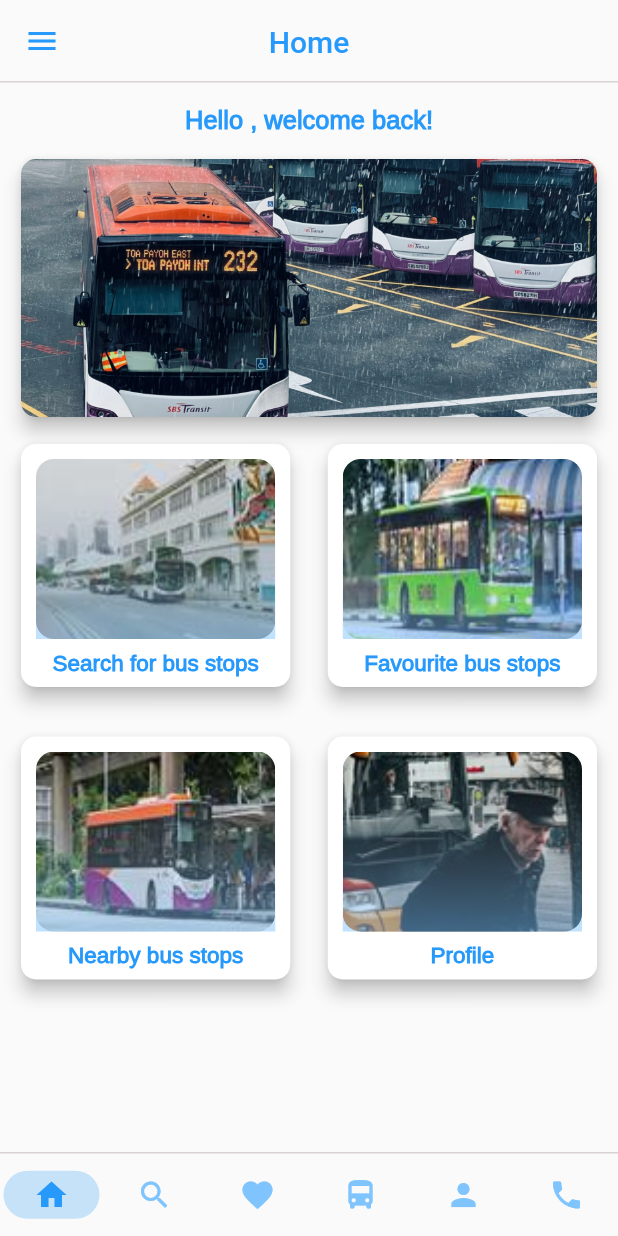
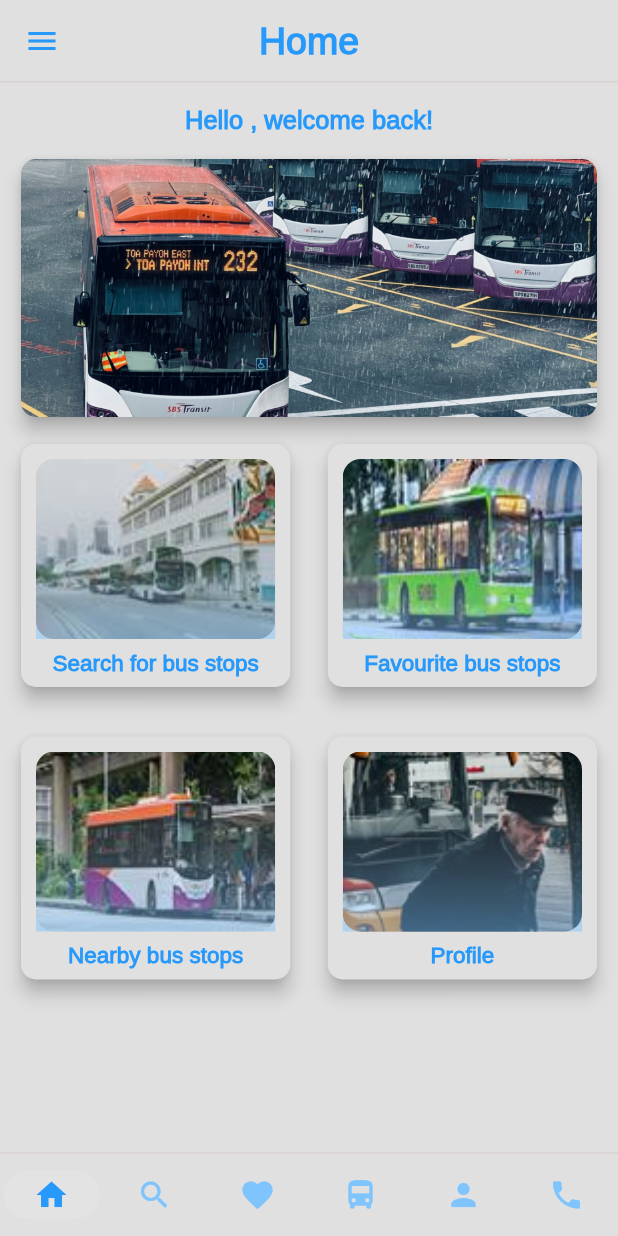
Before and after one commit to redanjir/khaliq_bus, a Flutter app: the HomePage screen opened by its route, in the side drawer, after a tap on "Profile", on a phone screen of 412 x 824 dp. Run offline on Flutter 3.47's test engine with Material 2 defaults, Android fonts, the phone set to English and light mode, and no system bars; our stand-ins replace firebase_auth, firebase_core, fluttertoast, get, shared_preferences; accounts and stored records are empty; generated files the repository leaves out were written again.

Commit message:
Dark & Light theme functionality done...Need to add the custom colors for each.

```diff
--- a/lib/components/BlueButton.dart
+++ b/lib/components/BlueButton.dart
@@ -12,9 +12,9 @@ class BlueButton extends StatelessWidget {
       width: 350,
       decoration: const BoxDecoration(
         borderRadius: BorderRadius.all(Radius.circular(5)),
-        color: darkblue
+        color: Styles.darkblue
       ),
-      child:  Center(child: Text(text, style: ButtonTextStyle,)),
+      child:  Center(child: Text(text, style: Styles.ButtonTextStyle,)),
     );
   }
 }
--- a/lib/components/BlueDrawer.dart
+++ b/lib/components/BlueDrawer.dart
@@ -31,7 +31,7 @@ class _BlueDrawerState extends State<BlueDrawer> {
   @override
   Widget build(BuildContext context) {
     return Drawer(
-       backgroundColor: darkblue,
+       backgroundColor: Styles.darkblue,
        child: ListView(
         padding: EdgeInsets.zero,
         children: [
@@ -39,20 +39,20 @@ class _BlueDrawerState extends State<BlueDrawer> {
              height: 150,
              child: DrawerHeader(
               decoration: const BoxDecoration(
-                color: blue,
+                color: Styles.blue,
               ),
               child: Row(
                 children: [
-                  const Icon(Icons.account_circle, size: 60, color: darkblue,),
+                  const Icon(Icons.account_circle, size: 60, color: Styles.darkblue,),
                   const SizedBox(width: 20,),
-                  Text(displayName ?? "Guest", style: DrawerHeaderTextStyle,),
+                  Text(displayName ?? "Guest", style: Styles.DrawerHeaderTextStyle,),
                 ],
               )
             ),
            ),
           ListTile(
-            leading: const Icon(Icons.home, color: white,),
-            title: const Text('Home', style: ButtonTextStyle,),
+            leading: const Icon(Icons.home, color: Styles.white,),
+            title: const Text('Home', style: Styles.ButtonTextStyle,),
             onTap: () {
               navController.selectedIndex.value = 0;
               Get.toNamed("/home");
@@ -83,8 +83,8 @@ class _BlueDrawerState extends State<BlueDrawer> {
           //   },
           // ),
           ListTile(
-            leading: const Icon(Icons.person, color: white,),
-            title: const Text('Profile', style: ButtonTextStyle,),
+            leading: const Icon(Icons.person, color: Styles.white,),
+            title: const Text('Profile', style: Styles.ButtonTextStyle,),
             onTap: () {
               navController.selectedIndex.value = 4;
               Get.toNamed("/profile");
@@ -99,15 +99,15 @@ class _BlueDrawerState extends State<BlueDrawer> {
           //   },
           // ),
           ListTile(
-            leading: const Icon(Icons.dark_mode, color: white,),
-            title: const Text('Dark mode', style: ButtonTextStyle,),
+            leading: const Icon(Icons.dark_mode, color: Styles.white,),
+            title: const Text('Dark mode', style: Styles.ButtonTextStyle,),
             onTap: () async{
              themeController.toggleTheme();
             },
           ),
           ListTile(
-            leading: const Icon(Icons.logout, color: white,),
-            title: const Text('Logout', style: ButtonTextStyle,),
+            leading: const Icon(Icons.logout, color: Styles.white,),
+            title: const Text('Logout', style: Styles.ButtonTextStyle,),
             onTap: () {
               navController.selectedIndex.value = 0;
               FirebaseAuthService().signOut();
--- a/lib/components/CustomAppBar.dart
+++ b/lib/components/CustomAppBar.dart
@@ -21,15 +21,15 @@ class CustomAppBar extends StatelessWidget implements PreferredSizeWidget{
   Widget build(BuildContext context) {
     return AppBar(
       shape: const Border(
-        bottom: BorderSide(color: gray),
+        bottom: BorderSide(color: Styles.gray),
       ),
       centerTitle: true,
-      title:  Obx(()=> Text(title, style: TextStyle(color: themeController.isDarkMode ? black : darkblue),)),
+      title: Text(title, style: Styles.AppBarTextStyle,),
       automaticallyImplyLeading: false,
       leading: Builder(
         builder: (context) {
           return IconButton(
-            icon: const Icon(Icons.menu, color: darkblue,),
+            icon: const Icon(Icons.menu, color: Styles.darkblue,),
             onPressed: () {
               Scaffold.of(context).openDrawer();
             },
--- a/lib/components/GridCard.dart
+++ b/lib/components/GridCard.dart
@@ -24,7 +24,7 @@ class GridCard extends StatelessWidget {
   Widget build(BuildContext context) {
     return InkWell(
       child: Card(
-        color: Colors.lightBlueAccent[50],
+        color: Theme.of(context).colorScheme.primary,
         elevation: 5,
         shape: RoundedRectangleBorder(
           borderRadius: BorderRadius.circular(10),
@@ -61,7 +61,7 @@ class GridCard extends StatelessWidget {
                         end: FractionalOffset.bottomCenter,
                         colors: [
                           Colors.grey.withOpacity(0.0),
-                          blue.withOpacity(0.5)
+                          Styles.blue.withOpacity(0.5)
                         ],
                     )),
                   ),
@@ -69,7 +69,7 @@ class GridCard extends StatelessWidget {
               ),
             ),
             //Title here
-            Text(title, style: labelTextStyle,),
+            Text(title, style: Styles.labelTextStyle,),
           ],
         ),
       ),
--- a/lib/components/NavigationBar.dart
+++ b/lib/components/NavigationBar.dart
@@ -16,7 +16,7 @@ class AppNavigationBar extends StatelessWidget {
     return Obx(
       ()=> Container(
         decoration: const BoxDecoration(
-          border: Border(top: BorderSide(color: gray))
+          border: Border(top: BorderSide(color: Styles.gray))
         ),
         child: NavigationBar(
           //Hiding the label for better UX
@@ -34,22 +34,22 @@ class AppNavigationBar extends StatelessWidget {
           destinations:  [
             NavigationDestination(
               icon: Icon(Icons.home,
-              color: navController.selectedIndex.value == 0 ? darkblue : blue ,), label: 'Home'),
+              color: navController.selectedIndex.value == 0 ? Styles.darkblue : Styles.blue ,), label: 'Home'),
             NavigationDestination(
               icon: Icon(Icons.search,
-              color: navController.selectedIndex.value == 1 ? darkblue : blue ,), label: 'Search'),
+              color: navController.selectedIndex.value == 1 ? Styles.darkblue : Styles.blue ,), label: 'Search'),
             NavigationDestination(
              icon: Icon(Icons.favorite,
-             color: navController.selectedIndex.value == 2 ? darkblue : blue ,), label: 'Favourites'),
+             color: navController.selectedIndex.value == 2 ? Styles.darkblue : Styles.blue ,), label: 'Favourites'),
             NavigationDestination(
              icon: Icon(Icons.directions_bus,
-             color: navController.selectedIndex.value == 3 ? darkblue : blue ,), label: 'Nearby'),
+             color: navController.selectedIndex.value == 3 ? Styles.darkblue : Styles.blue ,), label: 'Nearby'),
             NavigationDestination(
              icon: Icon(Icons.person,
-             color: navController.selectedIndex.value == 4 ? darkblue : blue ,), label: 'Profile'),
+             color: navController.selectedIndex.value == 4 ? Styles.darkblue : Styles.blue ,), label: 'Profile'),
             NavigationDestination(
              icon: Icon(Icons.phone,
-             color: navController.selectedIndex.value == 5 ? darkblue : blue ,), label: 'About Us'),
+             color: navController.selectedIndex.value == 5 ? Styles.darkblue : Styles.blue ,), label: 'About Us'),
           ],
         ),
       ),
--- a/lib/controllers/ThemeController.dart
+++ b/lib/controllers/ThemeController.dart
@@ -1,4 +1,5 @@
 import 'package:get/get.dart';
+import 'package:khaliq_bus/theme.dart';
 import 'package:shared_preferences/shared_preferences.dart';
 
 class ThemeController extends GetxController {
@@ -24,6 +25,9 @@ class ThemeController extends GetxController {
   //Toggle the state of isDarkMode
   void toggleTheme() async {
     _isDarkMode.value = !_isDarkMode.value;
+    Get.changeTheme(_isDarkMode.value ? darkMode : lightMode);
+
+    //Save the isDark to shared preferences
     final SharedPreferences prefs = await SharedPreferences.getInstance();
     await prefs.setBool('isDark', _isDarkMode.value);
   }
--- a/lib/screens/HomePage.dart
+++ b/lib/screens/HomePage.dart
@@ -70,7 +70,7 @@ class _HomePageState extends State<HomePage> {
             const SizedBox(height: 15),
 
             //Welcome
-            Text('Hello ${displayName ?? 'Guest'}, welcome back!', style: TitleTextStyle,),
+            Text('Hello ${displayName ?? 'Guest'}, welcome back!', style: Styles.TitleTextStyle,),
 
             //Divider
             const SizedBox(height: 12),
--- a/lib/screens/WelcomePage.dart
+++ b/lib/screens/WelcomePage.dart
@@ -18,14 +18,14 @@ class WelcomePage extends StatelessWidget {
               height: MediaQuery.of(context).size.height/2,
               width: MediaQuery.of(context).size.width,
               decoration: const BoxDecoration(
-                color: lightblue
+                color: Styles.lightblue
               ),
               child: const Column(
                 children: [
                   SizedBox(height: 100,),
-                  Text('Khaliq Bus', style: AppLogoTextStyle,),
+                  Text('Khaliq Bus', style: Styles.AppLogoTextStyle,),
                   SizedBox(height: 10,),
-                  Text('Ease your mind and travels with Khaliq Bus!', style: BodyTextStyle,),
+                  Text('Ease your mind and travels with Khaliq Bus!', style: Styles.BodyTextStyle,),
                 ],
               ),
             ),
--- a/lib/style.dart
+++ b/lib/style.dart
@@ -1,86 +1,81 @@
 import 'package:flutter/material.dart';
-import 'package:get/get.dart';
-import 'package:khaliq_bus/controllers/ThemeController.dart';
 
+class Styles {
+  //Font sizes
+  static const LargeTextSize = 45.0;
+  static const MediumTextSize = 25.0;
+  static const SmallTextSize = 15.0;
+  static const BodyTextSize = 17.0;
+  static const ButtonTextSize = 16.0;
 
-//Font sizes
-const LargeTextSize = 45.0;
-const MediumTextSize = 25.0;
-const SmallTextSize = 15.0;
-const BodyTextSize = 17.0;
-const ButtonTextSize = 16.0;
-
-//Light theme
-const white = Color.fromRGBO(255, 255, 255, 1);
-const lightblue = Color.fromRGBO(198, 224, 242, 1);
-const midblue = Color.fromRGBO(188, 224, 253, 1);
-const blue = Color.fromRGBO(127, 196, 253, 1);
-const darkblue = Color.fromRGBO(38, 153, 251, 1);
-
-
-//Dark theme
-const black = Color.fromRGBO(0, 0, 0, 1);
+  //Light colors
+  static const white = Color.fromRGBO(255, 255, 255, 1);
+  static const lightblue = Color.fromRGBO(198, 224, 242, 1);
+  static const midblue = Color.fromRGBO(188, 224, 253, 1);
+  static const blue = Color.fromRGBO(127, 196, 253, 1);
+  static const darkblue = Color.fromRGBO(38, 153, 251, 1);
 
   //Miscellaneous colors
-const red = Color.fromRGBO(247, 129, 129, 1);
-const gray = Color.fromRGBO(218, 211, 211, 1);
+  static const red = Color.fromRGBO(247, 129, 129, 1);
+  static const gray = Color.fromRGBO(218, 211, 211, 1);
 
   //Fonts
-const String BodyFont = 'Arimo';
-const String LogoApp = 'Gelasio';
+  static const String BodyFont = 'Arimo';
+  static const String LogoApp = 'Gelasio';
 
-const AppBarTextStyle = TextStyle(
+  static const AppBarTextStyle = TextStyle(
     fontFamily: BodyFont,
     fontWeight: FontWeight.w600,
     fontSize: MediumTextSize,
     color:  darkblue,
   );
 
-const AppLogoTextStyle = TextStyle(
+  static const AppLogoTextStyle = TextStyle(
     fontFamily: LogoApp,
     fontWeight: FontWeight.bold,
     fontSize: LargeTextSize,
     color: darkblue,
   );
 
-const BodyTextStyle = TextStyle(
+  static const BodyTextStyle = TextStyle(
     fontFamily: BodyFont,
     fontWeight: FontWeight.w400,
     fontSize: BodyTextSize,
     color: darkblue,
   );
 
-const LinkTextStyle = TextStyle(
+  static const LinkTextStyle = TextStyle(
     fontFamily: BodyFont,
     fontWeight: FontWeight.w400,
     fontSize: BodyTextSize,
     color: darkblue,
   );
 
-const TitleTextStyle = TextStyle(
+  static const TitleTextStyle = TextStyle(
     fontFamily: BodyFont,
     fontWeight: FontWeight.bold,
     fontSize: BodyTextSize,
     color: darkblue,
   );
 
-const labelTextStyle = TextStyle(
+  static const labelTextStyle = TextStyle(
     fontFamily: BodyFont,
     fontWeight: FontWeight.bold,
     fontSize: SmallTextSize,
     color: darkblue,
   );
 
-const ButtonTextStyle = TextStyle(
+  static const ButtonTextStyle = TextStyle(
     fontFamily: BodyFont,
     fontWeight: FontWeight.w600,
     fontSize: ButtonTextSize,
     color: Colors.white,
   );
 
-const DrawerHeaderTextStyle = TextStyle(
+  static const DrawerHeaderTextStyle = TextStyle(
     fontFamily: BodyFont,
     fontWeight: FontWeight.w600,
     fontSize: 20,
     color: Colors.white,
   );
+}
--- a/lib/theme.dart
+++ b/lib/theme.dart
@@ -2,18 +2,22 @@ import 'package:flutter/material.dart';
 
 ThemeData lightMode = ThemeData(
   brightness: Brightness.light,
+  scaffoldBackgroundColor: Colors.grey.shade300,
   colorScheme: ColorScheme.light(
     background: Colors.grey.shade600,
     primary: Colors.grey.shade300,
     secondary: Colors.grey.shade200,
+    tertiary: Colors.grey.shade900,
   )
 );
 
 ThemeData darkMode = ThemeData(
   brightness: Brightness.dark,
+  scaffoldBackgroundColor: Colors.grey.shade900,
   colorScheme: ColorScheme.dark(
     background: Colors.grey.shade900,
     primary: Colors.grey.shade800,
-    secondary: Colors.grey.shade700
+    secondary: Colors.grey.shade700,
+    tertiary: Colors.grey.shade100,
   )
 );
--- a/lib/utils/dialogutil.dart
+++ b/lib/utils/dialogutil.dart
@@ -18,7 +18,7 @@ void showDialogOK({required BuildContext context, required String title, require
               Get.offAllNamed('/home');
             }
           },
-          child: const Text('Ok')
+          child: const Text('Ok', style: TextStyle(color: Colors.green) ,)
         )
       ],
     ),
```
Also changed, not shown: lib/components/BlueTextField.dart (+6 -6 lines), lib/main.dart (+11 -6 lines), lib/screens/LoginPage.dart (+5 -5 lines). Lines whose indentation alone changed are shown as unchanged.
